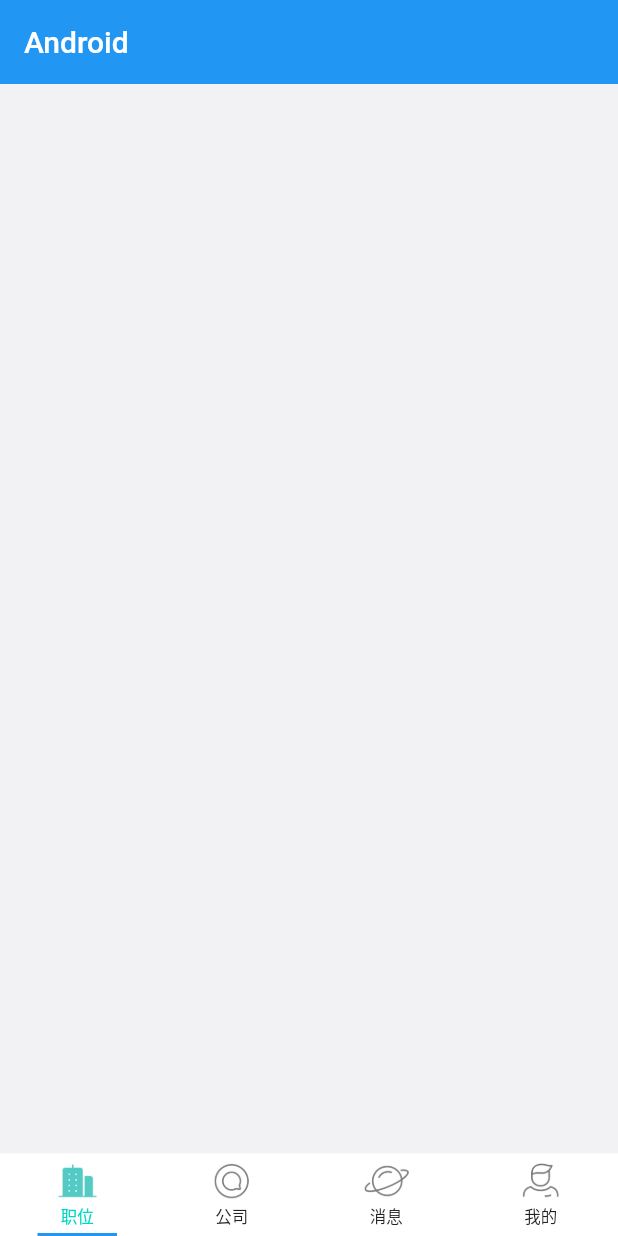
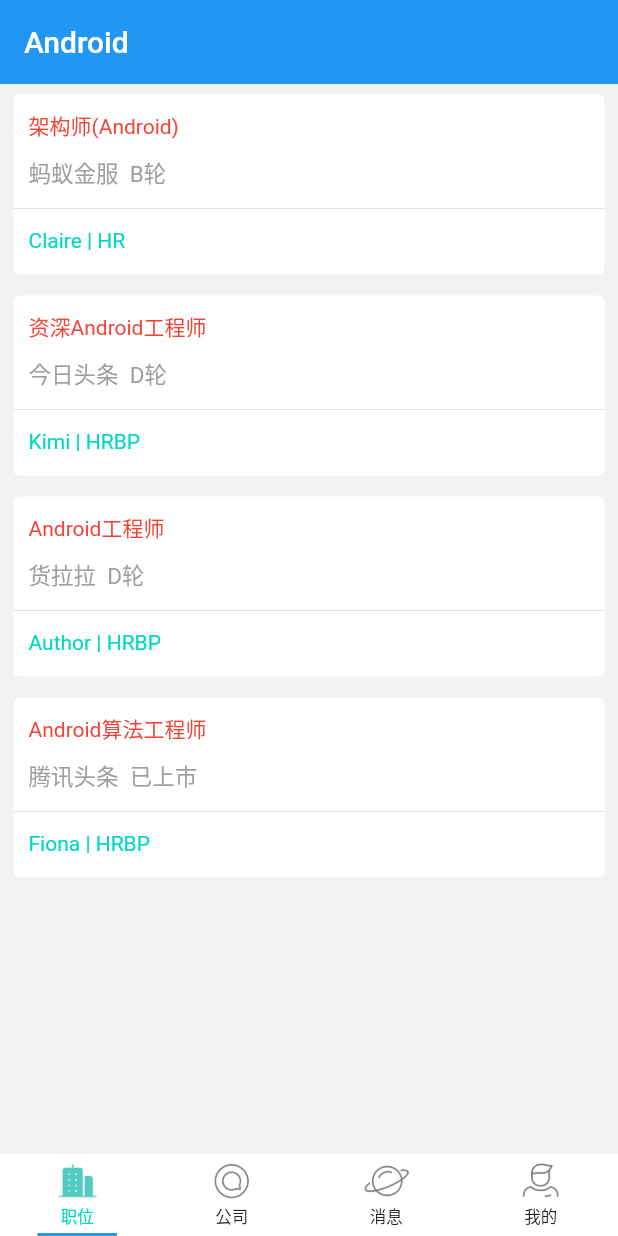
Before and after one commit to Leiii-Li/Flutter_Boss, a Flutter app: the screen it shows after launch, on a phone screen of 412 x 824 dp. Run offline on Flutter 3.47's test engine with Material 2 defaults, Android fonts, the phone set to English and light mode, and no system bars.

Commit message:
完善TabUI

```diff
--- a/lib/component/JobsPageTab.dart
+++ b/lib/component/JobsPageTab.dart
@@ -17,6 +17,7 @@ class JobList extends State<JobsTab> {
   @override
   void initState() {
     super.initState();
+    getJobList();
   }
 
   void getJobList() {
@@ -28,17 +29,31 @@ class JobList extends State<JobsTab> {
             "name":"架构师(Android)",
             "cname":"蚂蚁金服",
             "size":"B轮",
-            "salary":"25k-45k"
-            "username":"Claire"
+            "salary":"25k-45k",
+            "username":"Claire",
             "title":"HR"
           },{
             "name":"资深Android工程师",
             "cname":"今日头条",
             "size":"D轮",
-            "salary":"40k-60k"
-            "username":"Kimi"
+            "salary":"40k-60k",
+            "username":"Kimi",
             "title":"HRBP"
-          },
+          },{
+            "name":"Android工程师",
+            "cname":"货拉拉",
+            "size":"D轮",
+            "salary":"18k-28k",
+            "username":"Author",
+            "title":"HRBP"
+          },{
+            "name":"Android算法工程师",
+            "cname":"腾讯头条",
+            "size":"已上市",
+            "salary":"30k-40k",
+            "username":"Fiona",
+            "title":"HRBP"
+          }
         ]
       }
       """);
--- a/lib/component/item/JobListItem.dart
+++ b/lib/component/item/JobListItem.dart
@@ -45,7 +45,7 @@ class JobListItem extends StatelessWidget {
                             padding: const EdgeInsets.only(right: 10.0),
                             child: Text(
                               _job.salary,
-                              style: const TextStyle(color: Colors.red),
+                              style: const TextStyle(color: Colors.white),
                             ),
                           )
                         ],
--- a/lib/model/Job.dart
+++ b/lib/model/Job.dart
@@ -9,13 +9,12 @@ class Job {
   final String username;
   final String title;
 
-  Job(
-      {required this.name,
-      required this.cname,
-      required this.size,
-      required this.salary,
-      required this.username,
-      required this.title});
+  Job({required this.name,
+    required this.cname,
+    required this.size,
+    required this.salary,
+    required this.username,
+    required this.title});
 
   static List<Job> fromJson(String json) {
     List<Job> jobList = [];
@@ -23,7 +22,7 @@ class Job {
     JsonDecoder decoder = const JsonDecoder();
     var mapData = decoder.convert(json);
 
-    mapData.forEach((obj) {
+    mapData['list'].forEach((obj) {
       Job job = Job(
         name: obj['name'],
         cname: obj['cname'],
```
